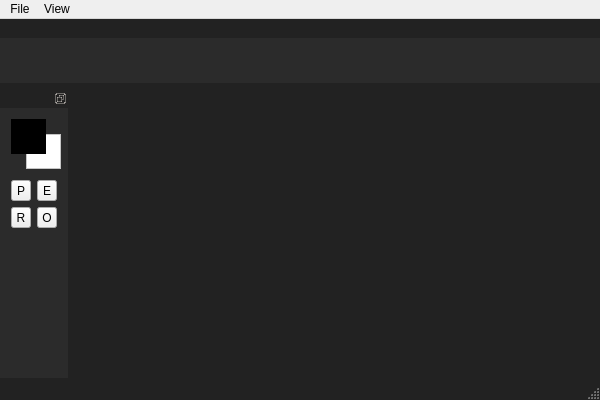
Qt form alpaint/res/Alpaint.ui (DatDarkAlpaca/alpaint) before a commit.
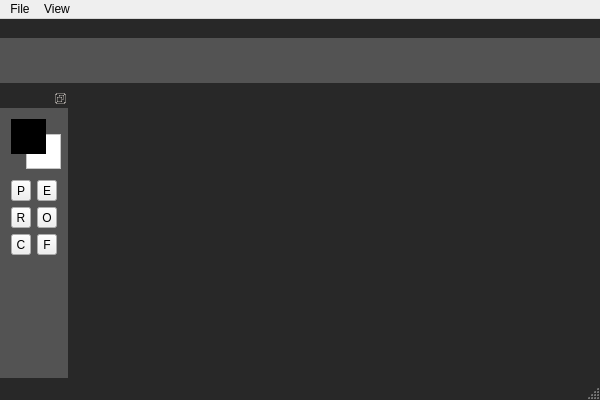
The same form after that commit. Custom widgets are drawn as their Qt base class.

Commit message: Add color picker and fill buttons.

```diff
--- a/alpaint/res/Alpaint.ui
+++ b/alpaint/res/Alpaint.ui
@@ -22,14 +22,14 @@
   <property name="styleSheet">
    <string notr="true">QMainWindow#AlpaintClass
 {
-	background-color: rgb(34, 34, 34);
+	background-color: rgb(40, 40, 40);
 }</string>
   </property>
   <widget class="QWidget" name="centralWidget">
    <property name="styleSheet">
     <string notr="true">QWidget#centralWidget
 {
-	background-color: rgb(34, 34, 34);
+	background-color: rgb(40, 40, 40);
 }</string>
    </property>
    <layout class="QVBoxLayout" name="verticalLayout">
@@ -96,7 +96,7 @@
 {
 	border-top: 1px solid;
 	border-right: 1px solid;
-	background-color: rgb(85, 85, 85);
+	background-color: rgb(83, 83, 83);
 }</string>
    </property>
    <property name="features">
@@ -115,7 +115,7 @@
     <property name="styleSheet">
      <string notr="true">QWidget#toolBarContents
 {
-	background-color: rgb(43, 43, 43);
+	background-color: rgb(83, 83, 83);
 }</string>
     </property>
     <layout class="QVBoxLayout" name="verticalLayout_2">
@@ -271,6 +271,27 @@
        </item>
       </layout>
      </item>
+     <item>
+      <layout class="QHBoxLayout" name="horizontalLayout_4">
+       <property name="topMargin">
+        <number>0</number>
+       </property>
+       <item>
+        <widget class="QToolButton" name="colorPickerButton">
+         <property name="text">
+          <string>C</string>
+         </property>
+        </widget>
+       </item>
+       <item>
+        <widget class="QToolButton" name="fillButton">
+         <property name="text">
+          <string>F</string>
+         </property>
+        </widget>
+       </item>
+      </layout>
+     </item>
      <item>
       <spacer name="verticalSpacer">
        <property name="orientation">
@@ -327,7 +348,7 @@
     <property name="styleSheet">
      <string notr="true">QWidget#informationBarContents
 {
-	background-color: rgb(43, 43, 43);
+	background-color: rgb(83, 83, 83);
 }</string>
     </property>
     <layout class="QHBoxLayout" name="horizontalLayout_3">
```
The commit also changes 1 other file.
